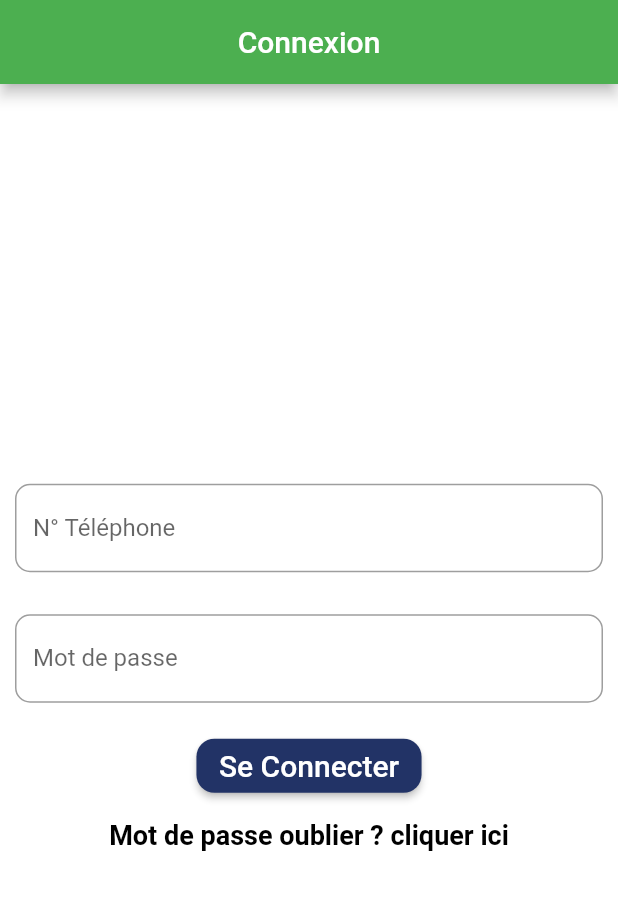
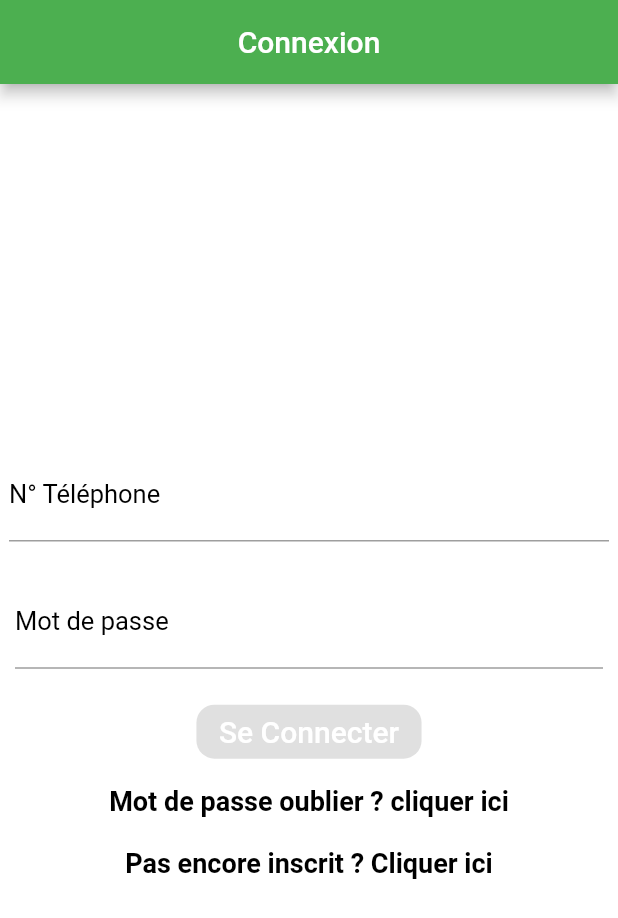
Before and after one commit to dialloDioulde/aindia-auto-app, a Flutter app: the screen it shows after launch, on a phone screen of 412 x 824 dp. Shown: the top 918 px of the screen. Run offline on Flutter 3.47's test engine with Material 2 defaults, Android fonts, the phone set to English and light mode, and no system bars; our stand-ins replace email_validator, flutter_spinkit, geolocator, google_maps_flutter, google_places_flutter, hexcolor and 3 more; missing offline and left inert: flutter_polyline_points.

Commit message:
Register and Login page implementation

```diff
--- a/lib/components/home/login.dart
+++ b/lib/components/home/login.dart
@@ -5,6 +5,7 @@
  */
 
 import 'dart:convert';
+import 'package:aindia_auto_app/components/home/register.dart';
 import 'package:email_validator/email_validator.dart';
 import 'package:flutter/material.dart';
 import 'package:hexcolor/hexcolor.dart';
@@ -41,35 +42,39 @@ class MyStatefulWidget extends StatefulWidget {
 }
 
 class _MyStatefulWidgetState extends State<MyStatefulWidget> {
-  late TextEditingController _emailController = TextEditingController();
+  late TextEditingController _phoneNumberController = TextEditingController();
   late TextEditingController _passwordController = TextEditingController();
 
   final _formKey = GlobalKey<FormState>();
   bool _formIsValid = false;
   bool _requestIsRunning = false;
 
-  Widget _buildEmail() {
+  Widget _buildPhoneNumber() {
     return Padding(
-        padding: const EdgeInsets.all(10),
+      padding: const EdgeInsets.all(6),
       child: TextFormField(
-            onChanged: (value) => _emailController.text = value,
+        controller: _phoneNumberController,
+        onChanged: (value) {
+          _phoneNumberController.text = value;
+        },
+        obscureText: false,
+        style: TextStyle(fontSize: 17),
         decoration: const InputDecoration(
           labelText: 'N° Téléphone',
-              hintText: 'Tapez votre numéro de tél...',
-              border: OutlineInputBorder(
-                borderRadius: BorderRadius.all(Radius.circular(10.0)),
+          hintText: 'Numéro Téléphone',
+          labelStyle: TextStyle(
+            fontSize: 17,
+            color: Colors.black,
           ),
         ),
         autovalidateMode: AutovalidateMode.onUserInteraction,
-            validator: (value) => _emailFieldValidation(value)));
-  }
-
-  _emailFieldValidation(value) {
-    /*value = value!.trim()!;
-    if (!EmailValidator.validate(value!.toString().trim())) {
-      return 'Adresse email incorrecte';
-    }*/
-    return null;
+        keyboardType: TextInputType.number,
+        validator: (value) => _phoneNumberFieldValidation(value),
+        onSaved: (value) {
+          _phoneNumberController = value! as TextEditingController;
+        },
+      ),
+    );
   }
 
   Widget _buildPassword() {
@@ -78,11 +83,13 @@ class _MyStatefulWidgetState extends State<MyStatefulWidget> {
       child: TextFormField(
         onChanged: (value) => _passwordController.text = value,
         obscureText: true,
+        style: TextStyle(fontSize: 17),
         decoration: const InputDecoration(
           labelText: 'Mot de passe',
-          hintText: 'Tapez votre mot de passe...',
-          border: OutlineInputBorder(
-            borderRadius: BorderRadius.all(Radius.circular(10.0)),
+          hintText: 'Mot de passe',
+          labelStyle: TextStyle(
+            fontSize: 17,
+            color: Colors.black,
           ),
         ),
         autovalidateMode: AutovalidateMode.onUserInteraction,
@@ -91,14 +98,25 @@ class _MyStatefulWidgetState extends State<MyStatefulWidget> {
     );
   }
 
+  _phoneNumberFieldValidation(value) {
+    value = value!.trim()!;
+    if (value.isEmpty) {
+      return 'Ce champ est requis';
+    }
+    if (value.length != 9) {
+      return "Le numéro est composé de 9 chiffres";
+    }
+    return null;
+  }
+
   _passwordFieldValidation(value) {
-    /*value = value!.trim()!;
+    value = value!.trim()!;
     if (value.isEmpty) {
       return 'Ce champ est requis';
     }
     if (value.length < 8) {
       return 'Le mot de passe doit contenir au moins 8 caractères';
-    }*/
+    }
     return null;
   }
 
@@ -134,7 +152,7 @@ class _MyStatefulWidgetState extends State<MyStatefulWidget> {
 
   @override
   void dispose() {
-    _emailController.dispose();
+    _phoneNumberController.dispose();
     _passwordController.dispose();
     super.dispose();
   }
@@ -150,20 +168,16 @@ class _MyStatefulWidgetState extends State<MyStatefulWidget> {
       key: _formKey,
       child: Column(
         children: [
-          _buildEmail(),
+          _buildPhoneNumber(),
           const SizedBox(height: 8),
           _buildPassword(),
           const SizedBox(height: 8),
           ElevatedButton(
-            onPressed: () {
-              userLoginAccount();
-            },
-            /*onPressed: _formIsValid && !_requestIsRunning
+            onPressed: _formIsValid && !_requestIsRunning
                 ? () {
-                    this._resetValidations(true);
                     userLoginAccount();
                   }
-                : null,*/
+                : null,
             child: const Text(
               'Se Connecter',
               style: TextStyle(
@@ -172,7 +186,7 @@ class _MyStatefulWidgetState extends State<MyStatefulWidget> {
               ),
             ),
             style: ElevatedButton.styleFrom(
-              backgroundColor: Color(0xFF223366),
+              backgroundColor: Colors.green,
               foregroundColor: Colors.white,
               padding: const EdgeInsets.symmetric(horizontal: 15.0),
               shape: RoundedRectangleBorder(
@@ -185,6 +199,20 @@ class _MyStatefulWidgetState extends State<MyStatefulWidget> {
             onTap: () {},
             child: const Text(
               'Mot de passe oublier ? cliquer ici',
+              style: TextStyle(
+                  fontSize: 18,
+                  color: Colors.black,
+                  fontWeight: FontWeight.bold),
+            ),
+          ),
+          const SizedBox(height: 20),
+          InkWell(
+            onTap: () {
+              Navigator.push(
+                  context, MaterialPageRoute(builder: (context) => Register()));
+            },
+            child: const Text(
+              "Pas encore inscrit ? Cliquer ici",
               style: TextStyle(
                   fontSize: 18,
                   color: Colors.black,
--- a/pubspec.yaml
+++ b/pubspec.yaml
@@ -57,6 +57,7 @@ dependencies:
   grouped_buttons_ns:
   dropdown_button2: ^2.1.4
   email_validator: '^2.1.16'
+  group_radio_button: ^1.3.0
 
 dev_dependencies:
   flutter_launcher_icons: "^0.13.1"
```
Also changed, not shown: lib/components/map/map.component.dart (+0 -7 lines). Lines whose indentation alone changed are shown as unchanged.
